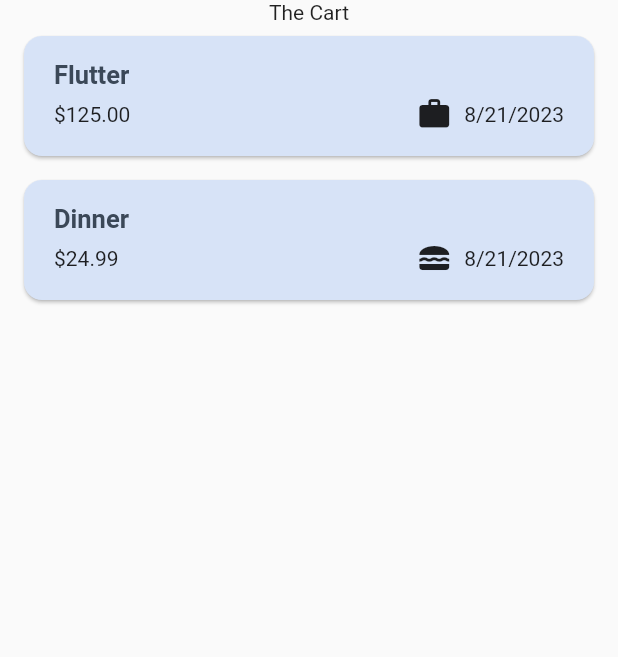
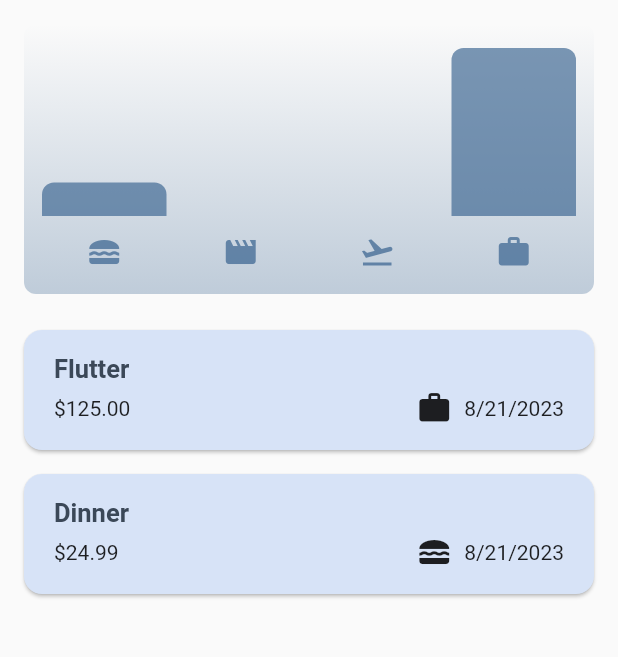
Before and after one commit to saitgungor/flutter_expense_tracker, a Flutter app: the screen it shows after launch, on a phone screen of 412 x 824 dp, the part 84-741 px from its top. Run offline on Flutter 3.47's test engine with Material 2 defaults, Android fonts, the phone set to English and light mode, and no system bars.

Commit message:
expense chart implemented

```diff
--- a/lib/main.dart
+++ b/lib/main.dart
@@ -3,6 +3,10 @@
 import 'package:flutter_expense_tracker/widgets/expenses.dart';
 
 var kColorScheme = ColorScheme.fromSeed(seedColor: Colors.blue);
+
+var kDarkColorScheme = ColorScheme.fromSeed(
+    brightness: Brightness.dark,
+    seedColor: const Color.fromARGB(255, 3, 26, 44));
 
 void main() {
   runApp(const MyApp());
@@ -15,6 +19,23 @@
   Widget build(BuildContext context) {
     return MaterialApp(
       debugShowCheckedModeBanner: false,
+      darkTheme: ThemeData.dark().copyWith(
+        useMaterial3: true,
+        colorScheme: kDarkColorScheme,
+        cardTheme: const CardTheme().copyWith(
+          color: kDarkColorScheme.secondaryContainer,
+          margin: const EdgeInsets.symmetric(
+            horizontal: 16,
+            vertical: 8,
+          ),
+        ),
+        elevatedButtonTheme: ElevatedButtonThemeData(
+          style: ElevatedButton.styleFrom(
+            backgroundColor: kDarkColorScheme.primaryContainer,
+            foregroundColor: kDarkColorScheme.onPrimaryContainer,
+          ),
+        ),
+      ),
       theme: ThemeData().copyWith(
           useMaterial3: true,
           colorScheme: kColorScheme,
--- a/lib/models/expense.dart
+++ b/lib/models/expense.dart
@@ -31,3 +31,28 @@
 
   String get formattedDate => formatter.format(date);
 }
+
+class ExpenseBucket {
+  const ExpenseBucket({
+    required this.category,
+    required this.expenses,
+  });
+
+  ExpenseBucket.forCategory(List<Expense> allExpenses, this.category)
+      : expenses = allExpenses
+            .where((expense) => expense.category == category)
+            .toList();
+
+  final Category category;
+  final List<Expense> expenses;
+
+  double get totalExpenses {
+    double sum = 0;
+
+    for (final expense in expenses) {
+      sum += expense.amount;
+    }
+
+    return sum;
+  }
+}
--- /dev/null
+++ b/lib/widgets/chart/chart.dart
@@ -0,0 +1,95 @@
+import 'package:flutter/material.dart';
+
+import 'package:flutter_expense_tracker/widgets/chart/chart_bar.dart';
+import 'package:flutter_expense_tracker/models/expense.dart';
+
+class Chart extends StatelessWidget {
+  const Chart({super.key, required this.expenses});
+
+  final List<Expense> expenses;
+
+  List<ExpenseBucket> get buckets {
+    return [
+      ExpenseBucket.forCategory(expenses, Category.food),
+      ExpenseBucket.forCategory(expenses, Category.leisure),
+      ExpenseBucket.forCategory(expenses, Category.travel),
+      ExpenseBucket.forCategory(expenses, Category.work),
+    ];
+  }
+
+  double get maxTotalExpense {
+    double maxTotalExpense = 0;
+
+    for (final bucket in buckets) {
+      if (bucket.totalExpenses > maxTotalExpense) {
+        maxTotalExpense = bucket.totalExpenses;
+      }
+    }
+
+    return maxTotalExpense;
+  }
+
+  @override
+  Widget build(BuildContext context) {
+    final isDarkMode =
+        MediaQuery.of(context).platformBrightness == Brightness.dark;
+    return Container(
+      margin: const EdgeInsets.all(16),
+      padding: const EdgeInsets.symmetric(
+        vertical: 16,
+        horizontal: 8,
+      ),
+      width: double.infinity,
+      height: 180,
+      decoration: BoxDecoration(
+        borderRadius: BorderRadius.circular(8),
+        gradient: LinearGradient(
+          colors: [
+            Theme.of(context).colorScheme.primary.withOpacity(0.3),
+            Theme.of(context).colorScheme.primary.withOpacity(0.0)
+          ],
+          begin: Alignment.bottomCenter,
+          end: Alignment.topCenter,
+        ),
+      ),
+      child: Column(
+        children: [
+          Expanded(
+            child: Row(
+              crossAxisAlignment: CrossAxisAlignment.end,
+              children: [
+                for (final bucket in buckets) // alternative to map()
+                  ChartBar(
+                    fill: bucket.totalExpenses == 0
+                        ? 0
+                        : bucket.totalExpenses / maxTotalExpense,
+                  )
+              ],
+            ),
+          ),
+          const SizedBox(height: 12),
+          Row(
+            children: buckets
+                .map(
+                  (bucket) => Expanded(
+                    child: Padding(
+                      padding: const EdgeInsets.symmetric(horizontal: 4),
+                      child: Icon(
+                        categoryIcons[bucket.category],
+                        color: isDarkMode
+                            ? Theme.of(context).colorScheme.secondary
+                            : Theme.of(context)
+                                .colorScheme
+                                .primary
+                                .withOpacity(0.7),
+                      ),
+                    ),
+                  ),
+                )
+                .toList(),
+          )
+        ],
+      ),
+    );
+  }
+}
--- /dev/null
+++ b/lib/widgets/chart/chart_bar.dart
@@ -0,0 +1,34 @@
+import 'package:flutter/material.dart';
+
+class ChartBar extends StatelessWidget {
+  const ChartBar({
+    super.key,
+    required this.fill,
+  });
+
+  final double fill;
+
+  @override
+  Widget build(BuildContext context) {
+    final isDarkMode =
+        MediaQuery.of(context).platformBrightness == Brightness.dark;
+    return Expanded(
+      child: Padding(
+        padding: const EdgeInsets.symmetric(horizontal: 4),
+        child: FractionallySizedBox(
+          heightFactor: fill,
+          child: DecoratedBox(
+            decoration: BoxDecoration(
+              shape: BoxShape.rectangle,
+              borderRadius:
+                  const BorderRadius.vertical(top: Radius.circular(8)),
+              color: isDarkMode
+                  ? Theme.of(context).colorScheme.secondary
+                  : Theme.of(context).colorScheme.primary.withOpacity(0.65),
+            ),
+          ),
+        ),
+      ),
+    );
+  }
+}
--- a/lib/widgets/expenses.dart
+++ b/lib/widgets/expenses.dart
@@ -1,4 +1,5 @@
 import 'package:flutter/material.dart';
+import 'package:flutter_expense_tracker/widgets/chart/chart.dart';
 import 'package:flutter_expense_tracker/widgets/expenses_list/expenses_list.dart';
 import 'package:flutter_expense_tracker/models/expense.dart';
 import 'package:flutter_expense_tracker/widgets/new_expense.dart';
@@ -92,8 +93,10 @@
       ),
       body: Column(
         children: [
-          const Text('The Cart'),
-          mainContent,
+          Chart(
+            expenses: _registeredExpenses,
+          ),
+          Expanded(child: mainContent),
         ],
       ),
     );
```
